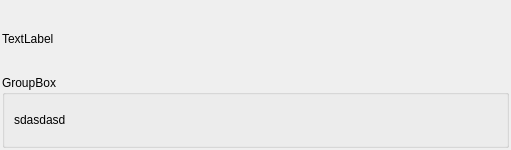
Before: the Qt Designer form DrillPluginInformationReader/Source/InformationModule/pluginDetailPart/helpDetailPart/p_ScriptHelp_Command.ui in DrillUp/DrillPluginInformationReader, drawn with Qt 5.
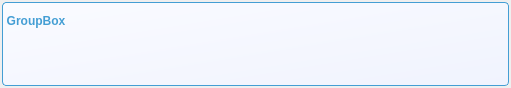
After: the same form once the commit is applied.

Commit message: 添加了指令控件的详细信息。

```diff
--- a/DrillPluginInformationReader/Source/InformationModule/pluginDetailPart/helpDetailPart/p_ScriptHelp_Command.ui
+++ b/DrillPluginInformationReader/Source/InformationModule/pluginDetailPart/helpDetailPart/p_ScriptHelp_Command.ui
@@ -7,14 +7,38 @@
     <x>0</x>
     <y>0</y>
     <width>511</width>
-    <height>150</height>
+    <height>88</height>
    </rect>
   </property>
   <property name="windowTitle">
    <string>Form</string>
   </property>
   <property name="styleSheet">
-   <string notr="true"/>
+   <string notr="true">
+/* == 整体字体 == */
+QWidget{
+	/*font: 75 10pt &quot;黑体&quot;;*/
+}
+
+/* == 群组控件 == */
+QGroupBox{
+	margin-top: 0.5em;
+	padding-top: 20px;
+	color:#449ed4;
+	font-weight:bold;
+    border: 1px solid #449ed4;
+    border-radius: 4px;
+	background-color: qlineargradient(spread:pad, x1:0, y1:0, x2:1, y2:1, stop:0 #FAFBFF, stop:1 #F0F3FE );
+}
+QGroupBox::title {
+	subcontrol-origin: margin;
+	subcontrol-position: top left;
+	top: 12px;
+	left: 2px;
+	margin-left: 0px;
+	padding: 0 1px;
+}
+QGroupBox:disabled { border:1px solid #CCCCCC; background: #FFFFFF; }</string>
   </property>
   <layout class="QVBoxLayout" name="verticalLayout_2">
    <property name="spacing">
@@ -32,27 +56,12 @@
    <property name="bottomMargin">
     <number>2</number>
    </property>
-   <item>
-    <widget class="QLabel" name="label">
-     <property name="text">
-      <string>TextLabel</string>
-     </property>
-    </widget>
-   </item>
    <item>
     <widget class="QGroupBox" name="groupBox">
      <property name="title">
       <string>GroupBox</string>
      </property>
-     <layout class="QVBoxLayout" name="verticalLayout">
-      <item>
-       <widget class="QLabel" name="label_2">
-        <property name="text">
-         <string>sdasdasd</string>
-        </property>
-       </widget>
-      </item>
-     </layout>
+     <layout class="QVBoxLayout" name="verticalLayout"/>
     </widget>
    </item>
   </layout>
```
The commit also changes 5 other files.
